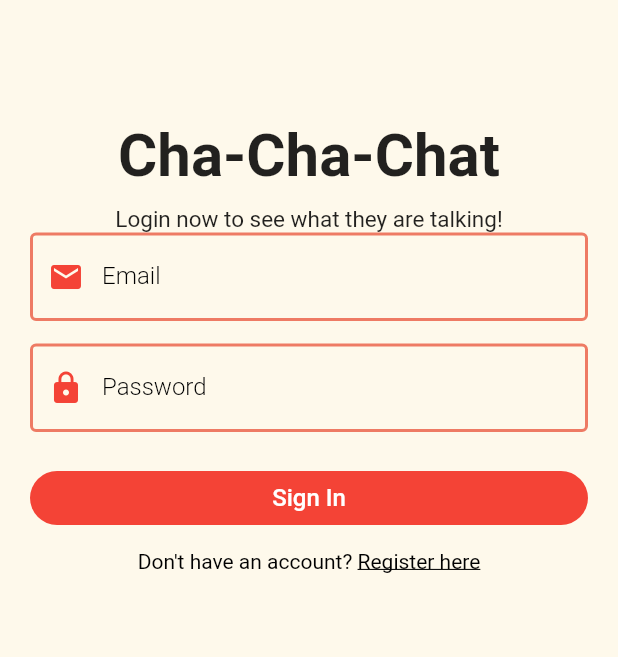
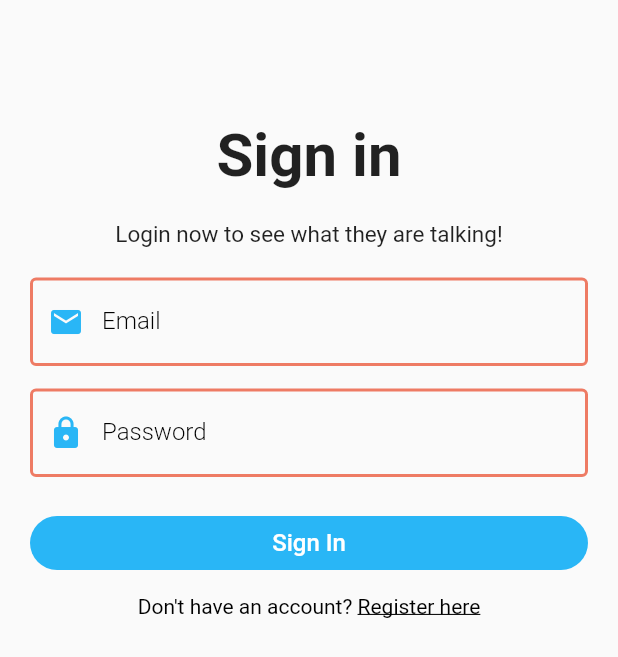
Before and after one commit to mrowa223/flutter-mobile-endterm, a Flutter app: the screen it shows after launch, on a phone screen of 412 x 824 dp. Shown: the top 657 px of the screen. Run offline on Flutter 3.47's test engine with Material 2 defaults, Android fonts, the phone set to English and light mode, and no system bars; our stand-ins replace cloud_firestore, firebase_auth, firebase_core, shared_preferences; accounts and stored records are empty.

Commit message:
updated ui

```diff
--- a/chat/lib/main.dart
+++ b/chat/lib/main.dart
@@ -43,8 +43,8 @@ class _MyAppState extends State<MyApp> {
   Widget build(BuildContext context) {
     return MaterialApp(
       theme: ThemeData(
-          primaryColor: Colors.red,
-          scaffoldBackgroundColor: Color(0xFFFEF9EB)),
+          primaryColor: Colors.lightBlue[400],
+          scaffoldBackgroundColor: Colors.lightBlue[25]),
       debugShowCheckedModeBanner: false,
       home: _isSignedIn ? const HomePage() : const LoginPage(),
     );
--- a/chat/lib/screens/auth/login_page.dart
+++ b/chat/lib/screens/auth/login_page.dart
@@ -41,14 +41,15 @@ class _LoginPageState extends State<LoginPage> {
                       crossAxisAlignment: CrossAxisAlignment.center,
                       children: <Widget>[
                         const Text(
-                          "Cha-Cha-Chat",
+                          "Sign in",
                           style: TextStyle(
                               fontSize: 40, fontWeight: FontWeight.bold),
                         ),
-                        const SizedBox(height: 10),
+                        const SizedBox(height: 20),
                         const Text("Login now to see what they are talking!",
                             style: TextStyle(
                                 fontSize: 15, fontWeight: FontWeight.w400)),
+                        const SizedBox(height: 20),
                         TextFormField(
                           decoration: textInputDecoration.copyWith(
                               labelText: "Email",
--- a/chat/lib/screens/auth/register_page.dart
+++ b/chat/lib/screens/auth/register_page.dart
@@ -41,13 +41,13 @@ class _RegisterPageState extends State<RegisterPage> {
                       crossAxisAlignment: CrossAxisAlignment.center,
                       children: <Widget>[
                         const Text(
-                          "Cha-Cha-Chat",
+                          "Registration",
                           style: TextStyle(
                               fontSize: 40, fontWeight: FontWeight.bold),
                         ),
-                        const SizedBox(height: 10),
+                        const SizedBox(height: 20),
                         const Text(
-                            "Create your account now to chat and explore",
+                            "Create your account and communicate with other!",
                             style: TextStyle(
                                 fontSize: 15, fontWeight: FontWeight.w400)),
                         TextFormField(
--- a/chat/lib/screens/group_info.dart
+++ b/chat/lib/screens/group_info.dart
@@ -63,7 +63,7 @@ class _GroupInfoState extends State<GroupInfo> {
                       return AlertDialog(
                         title: const Text("Exit"),
                         content:
-                            const Text("Are you sure you exit the group? "),
+                            const Text("Are you sure? "),
                         actions: [
                           IconButton(
                             onPressed: () {
--- a/chat/lib/screens/profile_page.dart
+++ b/chat/lib/screens/profile_page.dart
@@ -83,7 +83,7 @@ class _ProfilePageState extends State<ProfilePage> {
                   builder: (context) {
                     return AlertDialog(
                       title: const Text("Logout"),
-                      content: const Text("Are you sure you want to logout?"),
+                      content: const Text("Are you sure?"),
                       actions: [
                         IconButton(
                           onPressed: () {
@@ -132,7 +132,7 @@ class _ProfilePageState extends State<ProfilePage> {
               color: Colors.grey[700],
             ),
             const SizedBox(
-              height: 15,
+              height: 25,
             ),
             Row(
               mainAxisAlignment: MainAxisAlignment.spaceBetween,
```
Also changed, not shown: chat/lib/screens/home_screen.dart (+3 -4 lines).
